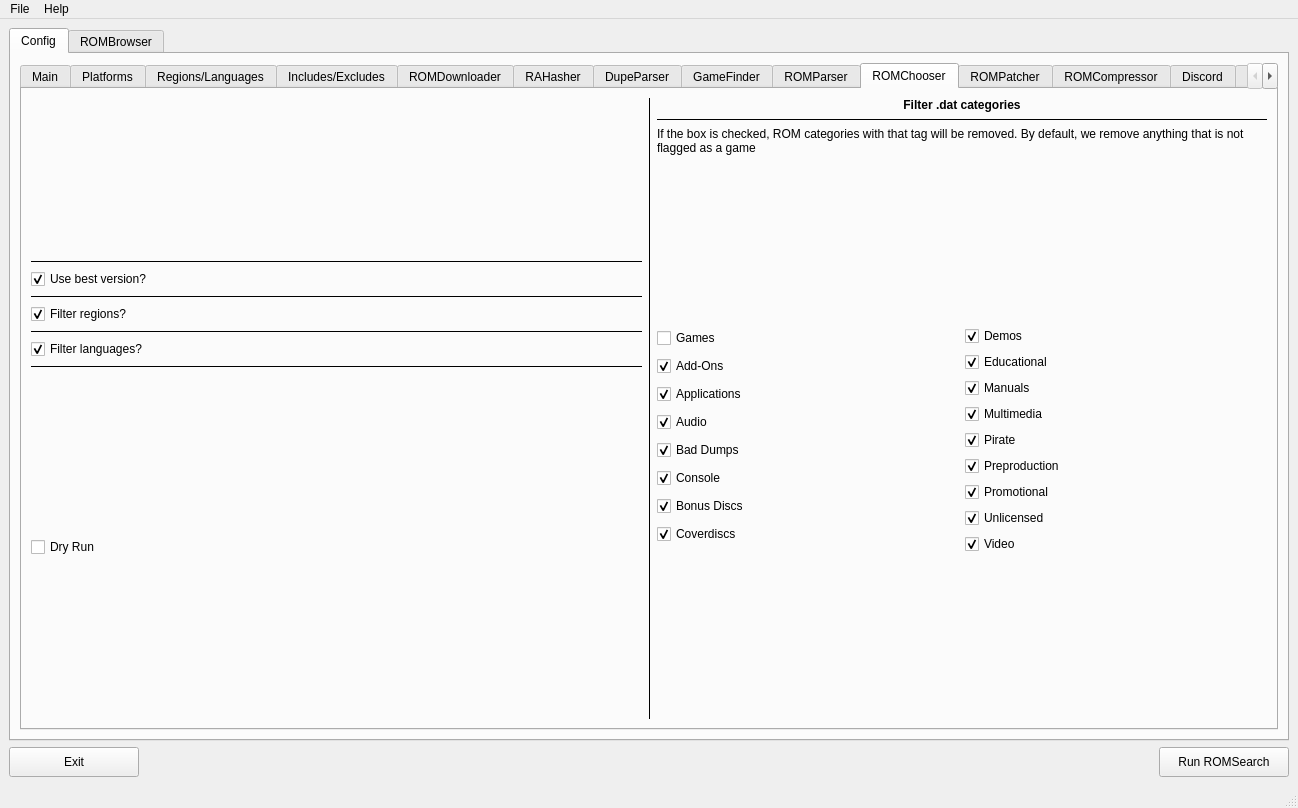
This is romsearch/gui/layout_romsearch.ui in bbtufty/romsearch as Qt 5 draws it before an edit. The edited form follows.
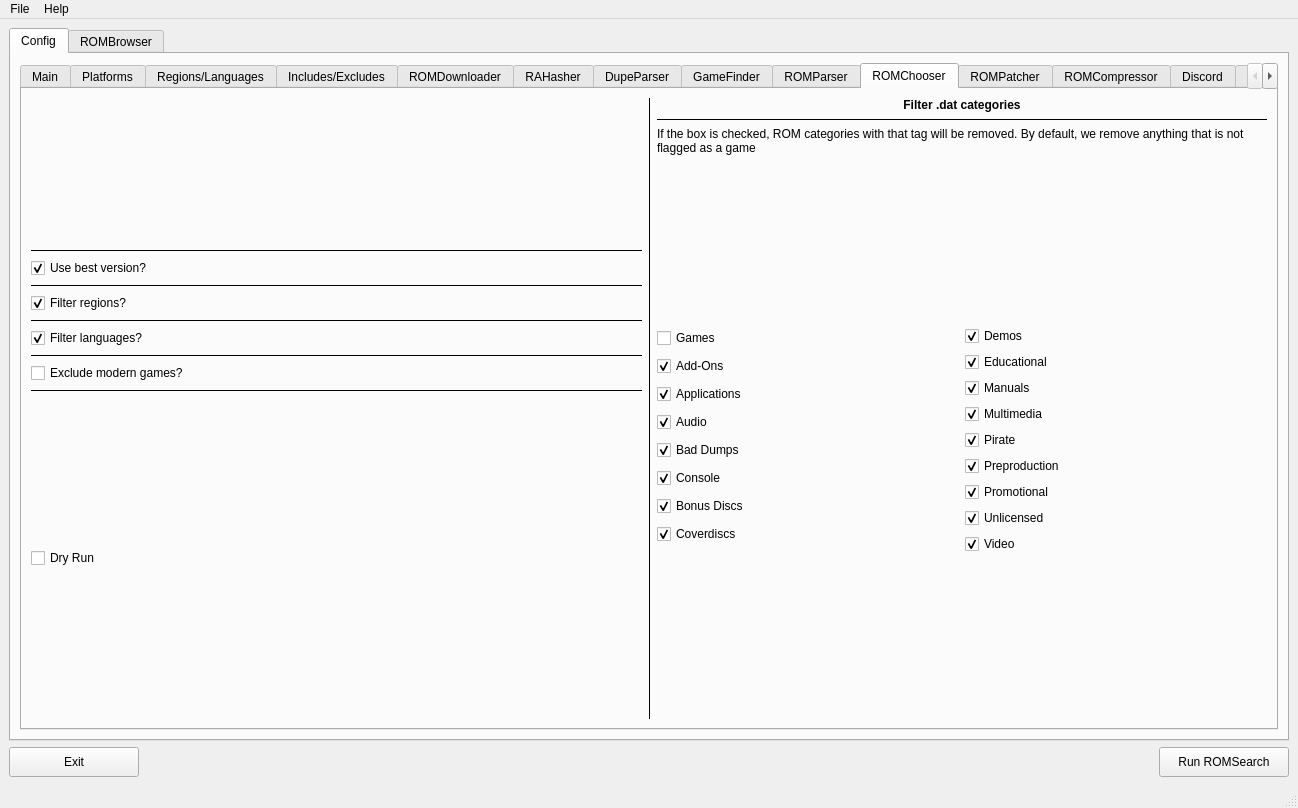
This is the edited form. The open tabs and pages were chosen to show the change.

Commit message:
Option to exclude modern versions
- Option to exclude modern versions
- Updated regex
- Update docs
- Update GUI

```diff
--- a/romsearch/gui/layout_romsearch.ui
+++ b/romsearch/gui/layout_romsearch.ui
@@ -1891,6 +1891,32 @@
                   </property>
                  </widget>
                 </item>
+                <item>
+                 <widget class="QCheckBox" name="checkBoxConfigRomChooserExcludeModern">
+                  <property name="enabled">
+                   <bool>true</bool>
+                  </property>
+                  <property name="statusTip">
+                   <string>Whether to remove ROMs flagged as modern versions. Default unchecked</string>
+                  </property>
+                  <property name="text">
+                   <string>Exclude modern games?</string>
+                  </property>
+                  <property name="checked">
+                   <bool>false</bool>
+                  </property>
+                 </widget>
+                </item>
+                <item>
+                 <widget class="Line" name="lineConfigRomChooserExcludeModernDividerBottom">
+                  <property name="frameShadow">
+                   <enum>QFrame::Shadow::Plain</enum>
+                  </property>
+                  <property name="orientation">
+                   <enum>Qt::Orientation::Horizontal</enum>
+                  </property>
+                 </widget>
+                </item>
                 <item>
                  <spacer name="verticalSpacerConfigRomChooserSettingsMiddle">
                   <property name="orientation">
```
Left out of the diff: 2 changed lines with no effect on the pictures. The commit also changes 8 other files.
